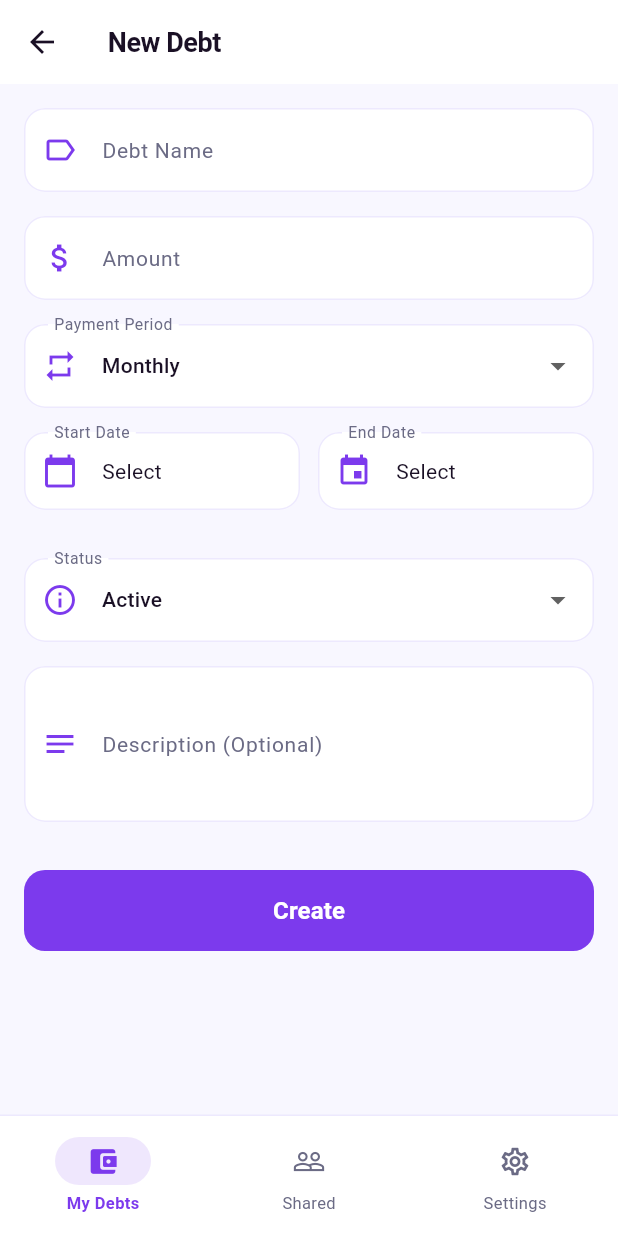
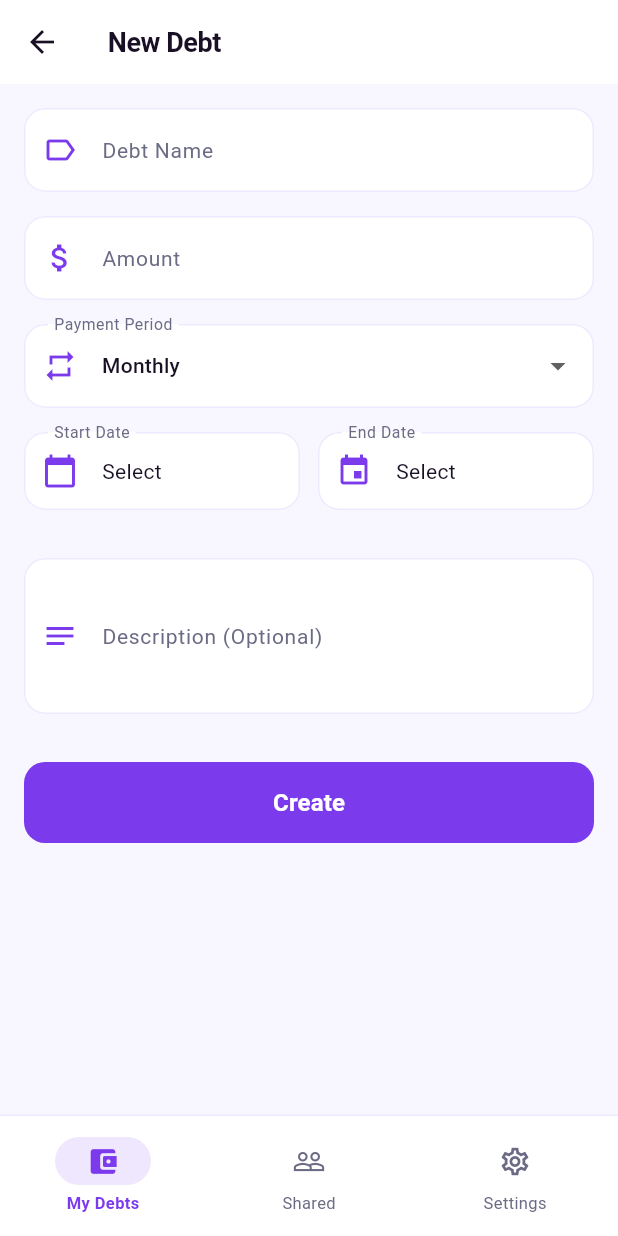
Before and after one commit to praganter/kamci, a Flutter app: the DebtFormScreen screen opened by its route, on a phone screen of 412 x 824 dp. Run offline on Flutter 3.47's test engine with Material 3 defaults, Android fonts, the phone set to English and light mode, and no system bars; our stand-ins replace dio, flutter_riverpod, flutter_secure_storage, freezed_annotation, go_router, riverpod_annotation and 1 more; accounts and stored records are empty; generated files the repository leaves out were written again; network calls fail.

Commit message:
feat: adapt data layer to backend DebtDocument schema changes
- Rename startDate/endDate → firstPaymentDate/lastPaymentDate (LocalDateTime)
- Simplify DebtStatus: remove INACTIVE/COMPLETED, add PASSIVE (matches backend)
- Add autoPayment field to Debt entity and DebtModel
- Remove status/payments from CreateDebtRequest (backend no longer accepts)
- Add toApiDateTimeFormat() for LocalDateTime serialization
- Update DebtFormState, debt_form_screen, debt_detail_screen accordingly
- Null-safe fallback for firstPaymentDate (legacy MongoDB docs)

Co-Authored-By: Claude Sonnet 4.6 <noreply@anthropic.com>

```diff
--- a/mobile/lib/core/l10n/enum_l10n.dart
+++ b/mobile/lib/core/l10n/enum_l10n.dart
@@ -14,7 +14,6 @@ extension PaymentPeriodTypeL10n on PaymentPeriodType {
 extension DebtStatusL10n on DebtStatus {
   String l10nLabel(AppLocalizations l10n) => switch (this) {
         DebtStatus.active => l10n.statusActive,
-        DebtStatus.inactive => l10n.statusInactive,
-        DebtStatus.completed => l10n.statusCompleted,
+        DebtStatus.passive => l10n.statusInactive,
       };
 }
--- a/mobile/lib/core/utils/date_formatter.dart
+++ b/mobile/lib/core/utils/date_formatter.dart
@@ -4,6 +4,7 @@ abstract final class DateFormatter {
   static final DateFormat _dateFormat = DateFormat('dd MMM yyyy');
   static final DateFormat _dateTimeFormat = DateFormat('dd MMM yyyy, HH:mm');
   static final DateFormat _apiFormat = DateFormat('yyyy-MM-dd');
+  static final DateFormat _apiDateTimeFormat = DateFormat("yyyy-MM-dd'T'HH:mm:ss");
 
   static String formatDate(DateTime date) => _dateFormat.format(date);
 
@@ -11,6 +12,8 @@ abstract final class DateFormatter {
       _dateTimeFormat.format(dateTime);
 
   static String toApiFormat(DateTime date) => _apiFormat.format(date);
+
+  static String toApiDateTimeFormat(DateTime date) => _apiDateTimeFormat.format(date);
 
   static DateTime? parseApiDate(String? dateStr) {
     if (dateStr == null) return null;
--- a/mobile/lib/features/debt/data/models/create_debt_request.dart
+++ b/mobile/lib/features/debt/data/models/create_debt_request.dart
@@ -11,11 +11,11 @@ abstract class CreateDebtRequest with _$CreateDebtRequest {
     required String name,
     String? categoryId,
     String? description,
-    required String startDate,
-    String? endDate,
+    required String firstPaymentDate,
+    String? lastPaymentDate,
     required PaymentPeriodTypeJson paymentPeriodType,
     required double amount,
-    @Default(DebtStatusJson.active) DebtStatusJson status,
+    @Default(false) bool autoPayment,
   }) = _CreateDebtRequest;
 
   factory CreateDebtRequest.fromJson(Map<String, dynamic> json) =>
--- a/mobile/lib/features/debt/domain/entities/debt.dart
+++ b/mobile/lib/features/debt/domain/entities/debt.dart
@@ -17,15 +17,15 @@ enum PaymentPeriodType {
   };
 }
 
+enum DebtStatusFilter { all, active, passive }
+
 enum DebtStatus {
   active,
-  inactive,
-  completed;
+  passive;
 
   String get label => switch (this) {
     DebtStatus.active => 'Aktif',
-    DebtStatus.inactive => 'Pasif',
-    DebtStatus.completed => 'Tamamlandı',
+    DebtStatus.passive => 'Pasif',
   };
 }
 
@@ -36,11 +36,12 @@ class Debt {
     required this.ownerId,
     this.categoryId,
     this.description,
-    required this.startDate,
-    this.endDate,
+    required this.firstPaymentDate,
+    this.lastPaymentDate,
     required this.paymentPeriodType,
     required this.amount,
     required this.status,
+    required this.autoPayment,
     required this.payments,
     this.reminder,
     this.nextReminderDate,
@@ -53,11 +54,12 @@ class Debt {
   final String ownerId;
   final String? categoryId;
   final String? description;
-  final DateTime startDate;
-  final DateTime? endDate;
+  final DateTime firstPaymentDate;
+  final DateTime? lastPaymentDate;
   final PaymentPeriodType paymentPeriodType;
   final double amount;
   final DebtStatus status;
+  final bool autoPayment;
   final List<PaymentEmbedded> payments;
   final ReminderEmbedded? reminder;
   final DateTime? nextReminderDate;
--- a/mobile/lib/features/debt/domain/repositories/debt_repository.dart
+++ b/mobile/lib/features/debt/domain/repositories/debt_repository.dart
@@ -1,11 +1,11 @@
 import '../entities/debt.dart';
-import '../entities/payment_embedded.dart';
 import '../entities/reminder_embedded.dart';
 
 abstract interface class DebtRepository {
   Future<List<Debt>> getAll();
   Future<Debt> create(CreateDebtParams params);
   Future<Debt> update(String id, CreateDebtParams params);
+  Future<Debt> pay(String id);
   Future<void> delete(String id);
 }
 
@@ -15,12 +15,11 @@ class CreateDebtParams {
     required this.name,
     this.categoryId,
     this.description,
-    required this.startDate,
-    this.endDate,
+    required this.firstPaymentDate,
+    this.lastPaymentDate,
     required this.paymentPeriodType,
     required this.amount,
-    this.status = DebtStatus.active,
-    this.payments = const [],
+    this.autoPayment = false,
     this.reminder,
   });
 
@@ -28,11 +27,10 @@ class CreateDebtParams {
   final String name;
   final String? categoryId;
   final String? description;
-  final DateTime startDate;
-  final DateTime? endDate;
+  final DateTime firstPaymentDate;
+  final DateTime? lastPaymentDate;
   final PaymentPeriodType paymentPeriodType;
   final double amount;
-  final DebtStatus status;
-  final List<PaymentEmbedded> payments;
+  final bool autoPayment;
   final ReminderEmbedded? reminder;
 }
--- a/mobile/lib/features/debt/presentation/screens/debt_detail_screen.dart
+++ b/mobile/lib/features/debt/presentation/screens/debt_detail_screen.dart
@@ -83,10 +83,10 @@ class DebtDetailScreen extends ConsumerWidget {
                     _InfoRow(l10n.paymentPeriod,
                         debt.paymentPeriodType.l10nLabel(l10n)),
                     _InfoRow(l10n.startDate,
-                        DateFormatter.formatDate(debt.startDate)),
-                    if (debt.endDate != null)
+                        DateFormatter.formatDate(debt.firstPaymentDate)),
+                    if (debt.lastPaymentDate != null)
                       _InfoRow(l10n.endDate,
-                          DateFormatter.formatDate(debt.endDate!)),
+                          DateFormatter.formatDate(debt.lastPaymentDate!)),
                     if (debt.description != null)
                       _InfoRow(l10n.description, debt.description!),
                     if (debt.nextReminderDate != null)
--- a/mobile/lib/features/debt/presentation/screens/debt_form_screen.dart
+++ b/mobile/lib/features/debt/presentation/screens/debt_form_screen.dart
@@ -24,10 +24,9 @@ class _DebtFormScreenState extends ConsumerState<DebtFormScreen> {
   final _nameCtrl = TextEditingController();
   final _amountCtrl = TextEditingController();
   final _descCtrl = TextEditingController();
-  DateTime? _startDate;
-  DateTime? _endDate;
+  DateTime? _firstPaymentDate;
+  DateTime? _lastPaymentDate;
   PaymentPeriodType _periodType = PaymentPeriodType.monthly;
-  DebtStatus _status = DebtStatus.active;
   String? _selectedCategoryId;
   bool _initialized = false;
 
@@ -54,10 +53,9 @@ class _DebtFormScreenState extends ConsumerState<DebtFormScreen> {
       _nameCtrl.text = debt.name;
       _amountCtrl.text = debt.amount.toString();
       _descCtrl.text = debt.description ?? '';
-      _startDate = debt.startDate;
-      _endDate = debt.endDate;
+      _firstPaymentDate = debt.firstPaymentDate;
+      _lastPaymentDate = debt.lastPaymentDate;
       _periodType = debt.paymentPeriodType;
-      _status = debt.status;
       _selectedCategoryId = debt.categoryId;
       _initialized = true;
     });
@@ -74,16 +72,16 @@ class _DebtFormScreenState extends ConsumerState<DebtFormScreen> {
   Future<void> _pickDate(bool isStart) async {
     final picked = await showDatePicker(
       context: context,
-      initialDate: (isStart ? _startDate : _endDate) ?? DateTime.now(),
+      initialDate: (isStart ? _firstPaymentDate : _lastPaymentDate) ?? DateTime.now(),
       firstDate: DateTime(2000),
       lastDate: DateTime(2100),
     );
     if (picked != null) {
       setState(() {
         if (isStart) {
-          _startDate = picked;
+          _firstPaymentDate = picked;
         } else {
-          _endDate = picked;
+          _lastPaymentDate = picked;
         }
       });
     }
@@ -92,7 +90,7 @@ class _DebtFormScreenState extends ConsumerState<DebtFormScreen> {
   Future<void> _submit() async {
     if (!_formKey.currentState!.validate()) return;
     final l10n = context.l10n;
-    if (_startDate == null) {
+    if (_firstPaymentDate == null) {
       ScaffoldMessenger.of(context).showSnackBar(
         SnackBar(content: Text(l10n.selectStartDate)),
       );
@@ -104,11 +102,10 @@ class _DebtFormScreenState extends ConsumerState<DebtFormScreen> {
       categoryId: _selectedCategoryId,
       description:
           _descCtrl.text.trim().isEmpty ? null : _descCtrl.text.trim(),
-      startDate: _startDate!,
-      endDate: _endDate,
+      firstPaymentDate: _firstPaymentDate!,
+      lastPaymentDate: _lastPaymentDate,
       paymentPeriodType: _periodType,
       amount: double.parse(_amountCtrl.text.replaceAll(',', '.')),
-      status: _status,
     );
 
     final repo = ref.read(debtRepositoryProvider);
@@ -194,8 +191,8 @@ class _DebtFormScreenState extends ConsumerState<DebtFormScreen> {
                           prefixIcon: const Icon(Icons.calendar_today),
                         ),
                         child: Text(
-                          _startDate != null
-                              ? DateFormatter.formatDate(_startDate!)
+                          _firstPaymentDate != null
+                              ? DateFormatter.formatDate(_firstPaymentDate!)
                               : l10n.select,
                         ),
                       ),
@@ -211,8 +208,8 @@ class _DebtFormScreenState extends ConsumerState<DebtFormScreen> {
                           prefixIcon: const Icon(Icons.event),
                         ),
                         child: Text(
-                          _endDate != null
-                              ? DateFormatter.formatDate(_endDate!)
+                          _lastPaymentDate != null
+                              ? DateFormatter.formatDate(_lastPaymentDate!)
                               : l10n.select,
                         ),
                       ),
@@ -245,21 +242,6 @@ class _DebtFormScreenState extends ConsumerState<DebtFormScreen> {
                 ),
               ),
               const SizedBox(height: 16),
-              // ignore: deprecated_member_use
-              DropdownButtonFormField<DebtStatus>(
-                // ignore: deprecated_member_use
-                value: _status,
-                decoration: InputDecoration(
-                  labelText: l10n.status,
-                  prefixIcon: const Icon(Icons.info_outline),
-                ),
-                items: DebtStatus.values
-                    .map((s) => DropdownMenuItem(
-                        value: s, child: Text(s.l10nLabel(l10n))))
-                    .toList(),
-                onChanged: (v) => setState(() => _status = v!),
-              ),
-              const SizedBox(height: 16),
               TextFormField(
                 controller: _descCtrl,
                 decoration: InputDecoration(
--- a/mobile/lib/gen/l10n/app_localizations.dart
+++ b/mobile/lib/gen/l10n/app_localizations.dart
@@ -740,6 +740,30 @@ abstract class AppLocalizations {
   /// **'English'**
   String get langEnglish;
 
+  /// No description provided for @visibility.
+  ///
+  /// In tr, this message translates to:
+  /// **'Görünürlük'**
+  String get visibility;
+
+  /// No description provided for @filterAll.
+  ///
+  /// In tr, this message translates to:
+  /// **'Hepsi'**
+  String get filterAll;
+
+  /// No description provided for @filterActive.
+  ///
+  /// In tr, this message translates to:
+  /// **'Aktif'**
+  String get filterActive;
+
+  /// No description provided for @filterInactive.
+  ///
+  /// In tr, this message translates to:
+  /// **'Pasif'**
+  String get filterInactive;
+
   /// No description provided for @developerCredit.
   ///
   /// In tr, this message translates to:
--- a/mobile/lib/l10n/app_en.arb
+++ b/mobile/lib/l10n/app_en.arb
@@ -121,6 +121,11 @@
   "langSystem": "System",
   "langTurkish": "Türkçe",
   "langEnglish": "English",
+  "visibility": "Visibility",
+  "filterAll": "All",
+  "filterActive": "Active",
+  "filterInactive": "Inactive",
+
   "developerCredit": "Developed by {name}",
   "@developerCredit": {
     "placeholders": {
--- a/mobile/lib/l10n/app_tr.arb
+++ b/mobile/lib/l10n/app_tr.arb
@@ -151,6 +151,11 @@
   "langSystem": "Sistem",
   "langTurkish": "Türkçe",
   "langEnglish": "English",
+  "visibility": "Görünürlük",
+  "filterAll": "Hepsi",
+  "filterActive": "Aktif",
+  "filterInactive": "Pasif",
+
   "developerCredit": "Developed by {name}",
   "@developerCredit": {
     "placeholders": {
```
Also changed, not shown: mobile/lib/features/debt/data/models/debt_model.dart (+12 -10 lines), mobile/lib/features/debt/data/repositories/debt_repository_impl.dart (+11 -3 lines), mobile/lib/gen/l10n/app_localizations_en.dart (+12 -0 lines), mobile/lib/gen/l10n/app_localizations_tr.dart (+12 -0 lines), mobile/lib/features/debt/data/models/create_debt_request.freezed.dart, mobile/lib/features/debt/data/models/create_debt_request.g.dart, mobile/lib/features/debt/data/models/debt_model.freezed.dart, mobile/lib/features/debt/data/models/debt_model.g.dart.
